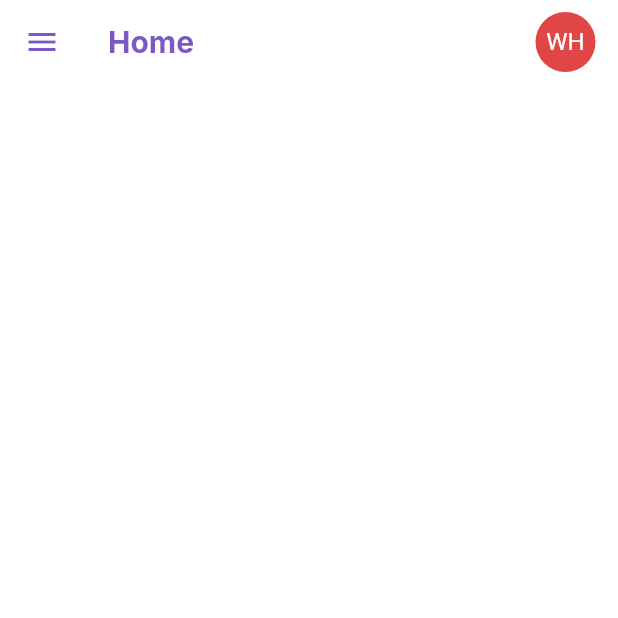
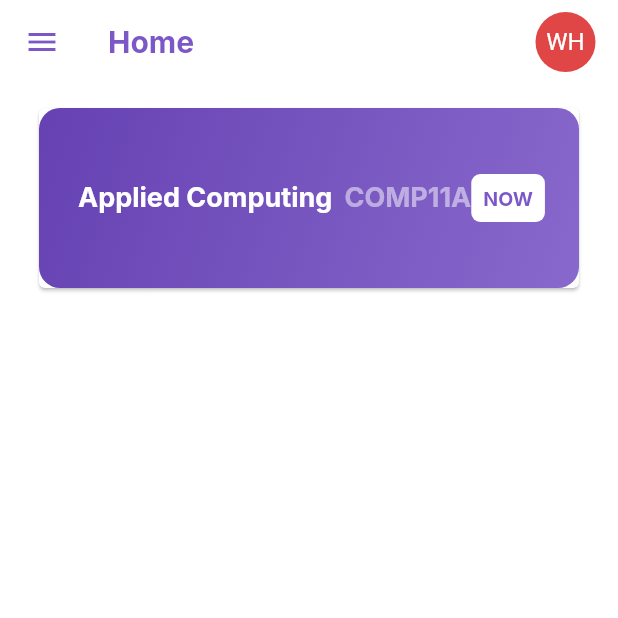
Before and after one commit to william-herring/cohort, a Flutter app: the screen it shows after launch, after a tap on "Log in", on a phone screen of 412 x 824 dp, the top half of it. Run offline on Flutter 3.47's test engine with Material 2 defaults, Android fonts, the phone set to English and light mode, and no system bars; our stand-ins replace google_fonts.

Commit message:
further home screen design

```diff
--- a/app/lib/screens/home.dart
+++ b/app/lib/screens/home.dart
@@ -28,9 +28,69 @@ class HomeScreen extends StatelessWidget {
           )
         ],
       ),
-      body: Container(
-
-      ),
+      body: SizedBox.expand(
+        child: Padding(
+          padding: const EdgeInsets.fromLTRB(22.0, 12.0, 22.0, 8.0),
+          child: Column(
+            crossAxisAlignment: CrossAxisAlignment.center,
+            children: [
+              Card(
+                child: Container(
+                    padding: EdgeInsets.all(26.0),
+                    width: MediaQuery.of(context).size.width,
+                    height: 120,
+                    decoration: BoxDecoration(
+                      borderRadius: BorderRadius.all(Radius.circular(14.0)),
+                      gradient: LinearGradient(
+                        colors: [
+                          Color.fromRGBO(101, 65, 178, 1.0),
+                          Color.fromRGBO(123, 88, 198, 0.9)
+                        ],
+                        begin: Alignment.topLeft,
+                        end: Alignment.bottomRight
+                      )
+                    ),
+                    child: Column(
+                      mainAxisAlignment: MainAxisAlignment.center,
+                      children: [
+                        Row(
+                          children: [
+                            Text('Applied Computing', style: TextStyle(
+                              color: Colors.white,
+                              fontWeight: FontWeight.bold,
+                              fontSize: 18.0
+                            )),
+                            SizedBox(width: 8.0),
+                            Text('COMP11A', style: TextStyle(
+                                color: Colors.white.withOpacity(0.5),
+                                fontWeight: FontWeight.bold,
+                                fontSize: 18.0
+                            )),
+                            Spacer(),
+                            Container(
+                              padding: EdgeInsets.all(8.0),
+                              decoration: BoxDecoration(
+                                  color: Colors.white,
+                                  borderRadius: BorderRadius.circular(6.0)
+                              ),
+                              child: Center(
+                                child: Text('NOW', style: TextStyle(
+                                    color: const Color.fromRGBO(123, 88, 198, 1),
+                                    fontWeight: FontWeight.bold,
+                                    fontSize: 13.0
+                                )),
+                              ),
+                            )
+                          ],
+                        )
+                      ],
+                    )
+                ),
+              )
+            ],
+          ),
+        ),
+      )
     );
   }
 }
--- a/app/lib/screens/login.dart
+++ b/app/lib/screens/login.dart
@@ -47,7 +47,10 @@ class _LoginScreenState extends State<LoginScreen> {
           child: Padding(
               padding: const EdgeInsets.all(20.00),
               child: Container(
-                color: Colors.white,
+                decoration: BoxDecoration(
+                  color: Colors.white,
+                  borderRadius: BorderRadius.circular(8.0)
+                ),
                 height: 430,
                 child: Column(
                   mainAxisAlignment: MainAxisAlignment.center,
@@ -119,8 +122,11 @@ class _LoginScreenState extends State<LoginScreen> {
                           ),
                           const SizedBox(height: 16.00),
                           ElevatedButton(onPressed: handleSubmit,
-                            style: ButtonStyle(backgroundColor: MaterialStateColor.resolveWith((states) => Colors.white)),
-                            child: const Text('Log in', style: TextStyle(color: Color.fromRGBO(123, 88, 198, 1), fontWeight: FontWeight.w700)),
+                            style: ButtonStyle(backgroundColor: MaterialStateColor.resolveWith((states) => const Color.fromRGBO(123, 88, 198, 1))),
+                            child: Padding(
+                              padding: const EdgeInsets.all(8.0),
+                              child: const Text('Log in', style: TextStyle(color: Colors.white, fontWeight: FontWeight.w700)),
+                            ),
                           )
                         ],
                       ),
```
